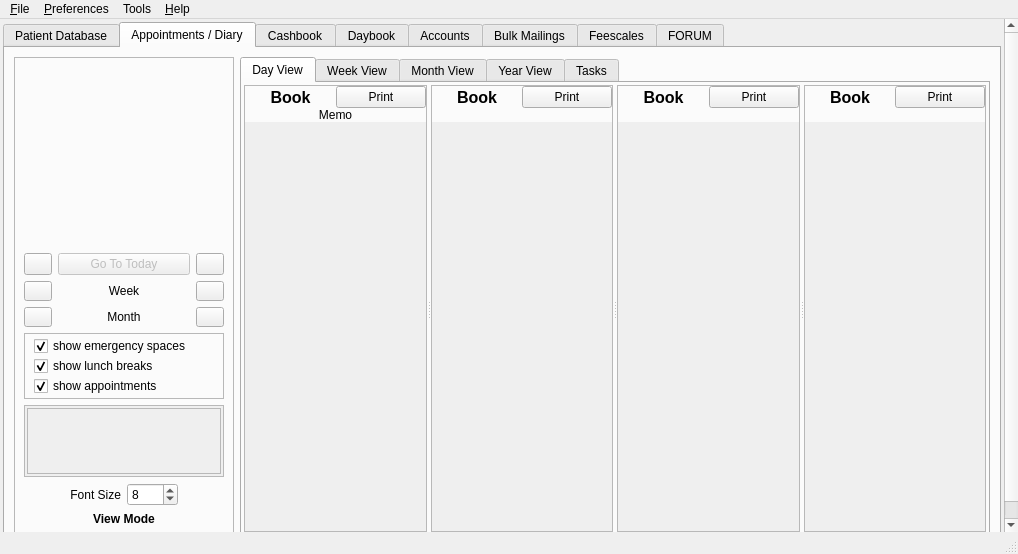
The window that src/openmolar/qt-designer/main.ui (rowinggolfer/openmolar1) describes before a commit, drawn with Qt 5.
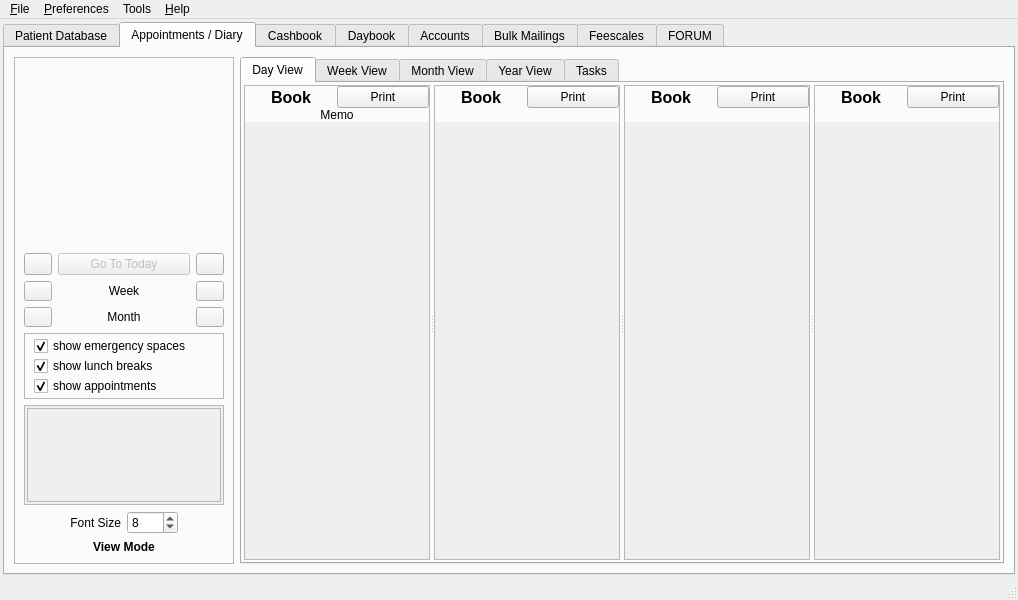
The same window after the commit. The open tabs and pages were chosen to show the change. Icons and pictures are not drawn.

Diff of the .ui file:
```diff
--- a/src/openmolar/qt-designer/main.ui
+++ b/src/openmolar/qt-designer/main.ui
@@ -7,7 +7,7 @@
     <x>0</x>
     <y>0</y>
     <width>1018</width>
-    <height>554</height>
+    <height>600</height>
    </rect>
   </property>
   <property name="sizePolicy">
@@ -62,8 +62,8 @@
         <rect>
          <x>0</x>
          <y>0</y>
-         <width>997</width>
-         <height>552</height>
+         <width>1018</width>
+         <height>558</height>
         </rect>
        </property>
        <layout class="QHBoxLayout" name="horizontalLayout_7">
@@ -4060,8 +4060,8 @@
                    <rect>
                     <x>0</x>
                     <y>0</y>
-                    <width>98</width>
-                    <height>28</height>
+                    <width>198</width>
+                    <height>95</height>
                    </rect>
                   </property>
                   <layout class="QVBoxLayout" name="verticalLayout_3">
@@ -4242,8 +4242,8 @@
                         <rect>
                          <x>0</x>
                          <y>0</y>
-                         <width>100</width>
-                         <height>30</height>
+                         <width>183</width>
+                         <height>432</height>
                         </rect>
                        </property>
                        <layout class="QVBoxLayout" name="_2"/>
@@ -4341,8 +4341,8 @@
                         <rect>
                          <x>0</x>
                          <y>0</y>
-                         <width>100</width>
-                         <height>30</height>
+                         <width>182</width>
+                         <height>434</height>
                         </rect>
                        </property>
                       </widget>
@@ -4439,8 +4439,8 @@
                         <rect>
                          <x>0</x>
                          <y>0</y>
-                         <width>100</width>
-                         <height>30</height>
+                         <width>183</width>
+                         <height>434</height>
                         </rect>
                        </property>
                        <layout class="QVBoxLayout" name="_3"/>
@@ -4492,8 +4492,8 @@
                         <rect>
                          <x>0</x>
                          <y>0</y>
-                         <width>100</width>
-                         <height>30</height>
+                         <width>182</width>
+                         <height>434</height>
                         </rect>
                        </property>
                        <layout class="QVBoxLayout" name="_4"/>
```
Left out of the diff: 23 changed lines with no effect on the pictures.
